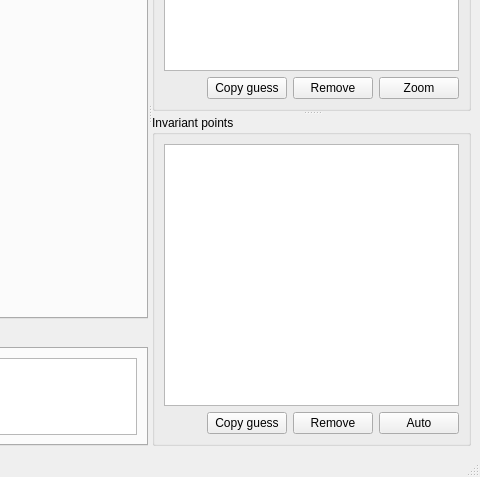
This is pypsbuilder/ui/psbuilder.ui in ondrolexa/pypsbuilder as Qt 5 draws it before an edit; both pictures show x 626 to 1106 and y 249 to 726 of the 1106 by 726 pixel window. The edited form follows.
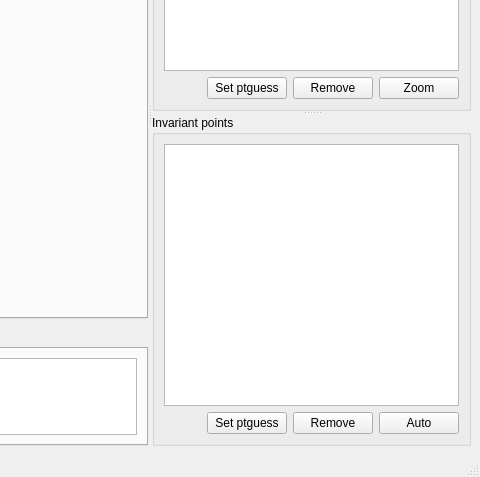
This is the edited form.

Commit message: Set ptguess implemented

What changed in the file:
```diff
--- a/pypsbuilder/ui/psbuilder.ui
+++ b/pypsbuilder/ui/psbuilder.ui
@@ -706,7 +706,7 @@
               </sizepolicy>
              </property>
              <property name="text">
-              <string>Copy guess</string>
+              <string>Set ptguess</string>
              </property>
             </widget>
            </item>
@@ -785,7 +785,7 @@
               </sizepolicy>
              </property>
              <property name="text">
-              <string>Copy guess</string>
+              <string>Set ptguess</string>
              </property>
             </widget>
            </item>
```
The commit also changes 2 other files.
